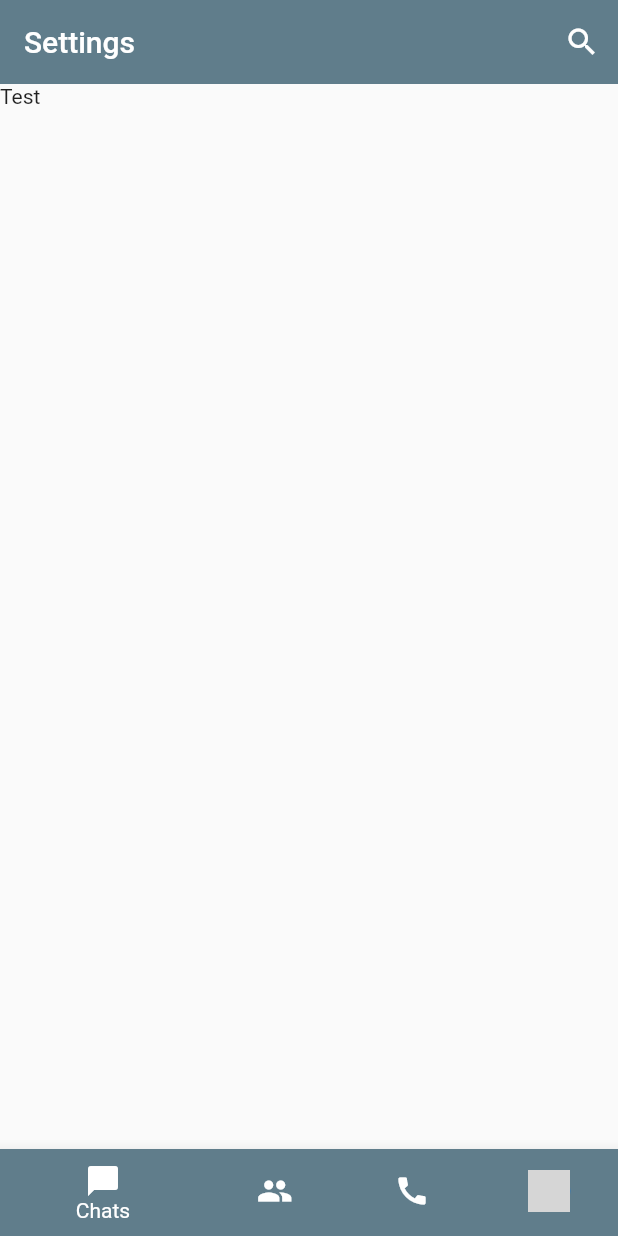
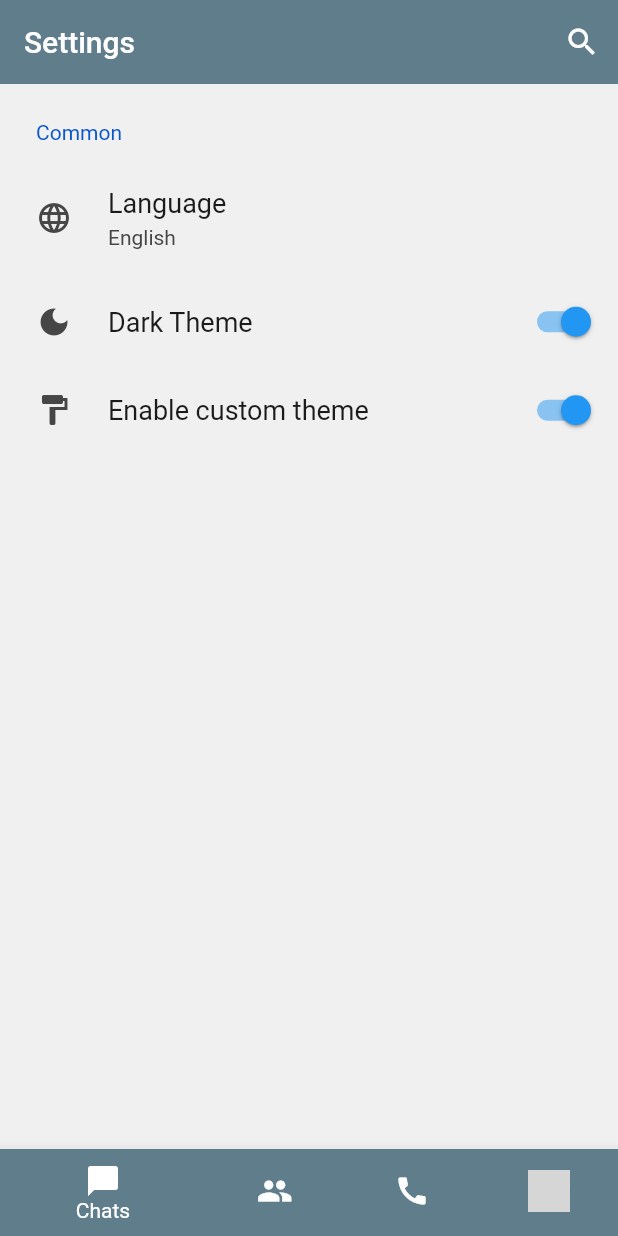
Before and after one commit to Helix088/party_chat_flutter, a Flutter app: the SettingsScreen screen opened by its route, on a phone screen of 412 x 824 dp. Run offline on Flutter 3.47's test engine with Material 2 defaults, Android fonts, the light colour scheme and no system bars; drawn by our look-alikes of settings_ui; our stand-ins replace animated_text_kit, cloud_firestore, firebase_auth, firebase_core, flutter_easyloading, modal_progress_hud_nsn; accounts and stored records are empty; statements that could not run were skipped; grey boxes are pictures that could not be loaded.

Commit message:
started settings options

```diff
--- a/lib/screens/settings.dart
+++ b/lib/screens/settings.dart
@@ -1,6 +1,7 @@
 import 'package:flash_chat_flutter/screens/chats/list_chats_screen.dart';
 import 'package:flutter/material.dart';
 import 'package:flash_chat_flutter/components/btm_nav_bar.dart';
+import 'package:settings_ui/settings_ui.dart';
 
 class SettingsScreen extends StatefulWidget {
   const SettingsScreen({Key? key}) : super(key: key);
@@ -15,10 +16,29 @@ class _SettingsScreenState extends State<SettingsScreen> {
   Widget build(BuildContext context) {
     return Scaffold(
       appBar: buildAppBar(),
-      body: Column(
-        children: [
-          Expanded(
-            child: Text('Test'),
+      body: SettingsList(
+        sections: [
+          SettingsSection(
+            title: Text('Common'),
+            tiles: <SettingsTile>[
+              SettingsTile.navigation(
+                leading: Icon(Icons.language),
+                title: Text('Language'),
+                value: Text('English'),
+              ),
+              SettingsTile.switchTile(
+                onToggle: (value) {},
+                initialValue: true,
+                leading: Icon(Icons.dark_mode),
+                title: Text('Dark Theme'),
+              ),
+              SettingsTile.switchTile(
+                onToggle: (value) {},
+                initialValue: true,
+                leading: Icon(Icons.format_paint),
+                title: Text('Enable custom theme'),
+              ),
+            ],
           ),
         ],
       ),
--- a/pubspec.yaml
+++ b/pubspec.yaml
@@ -29,6 +29,7 @@ dependencies:
   intl: ^0.17.0
   flutter_easyloading: ^3.0.5
   multi_sort: ^3.0.0
+  settings_ui: ^2.0.2
 
 dev_dependencies:
   flutter_test:
```
Also changed, not shown: pubspec.lock, 1 other file.
